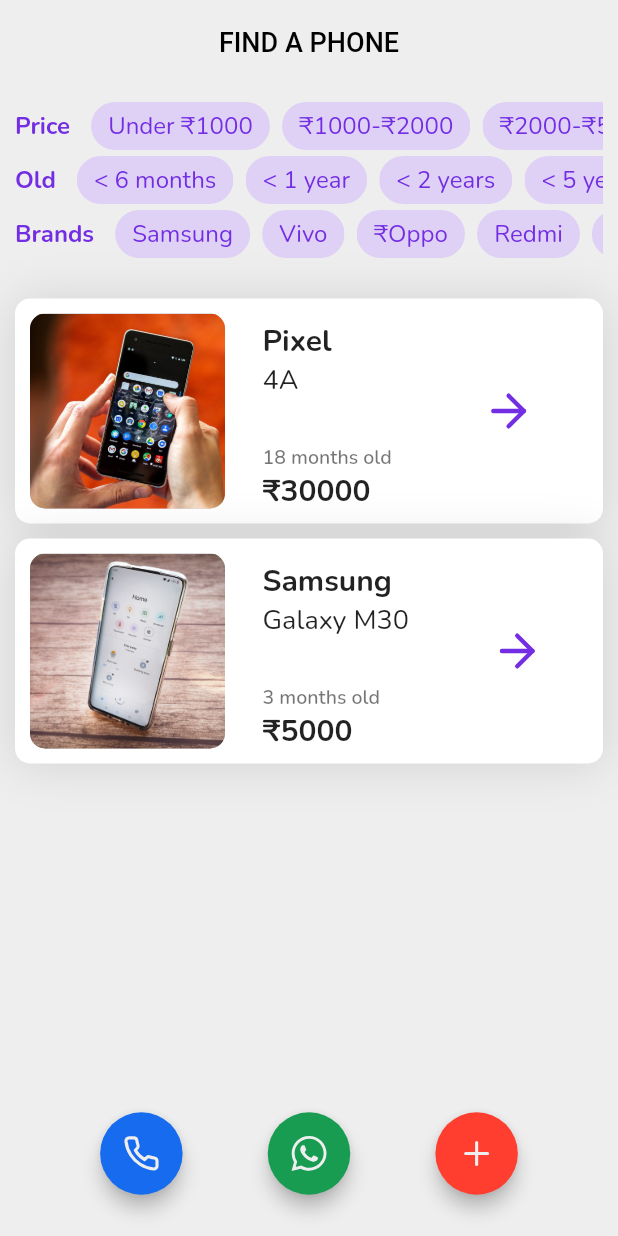
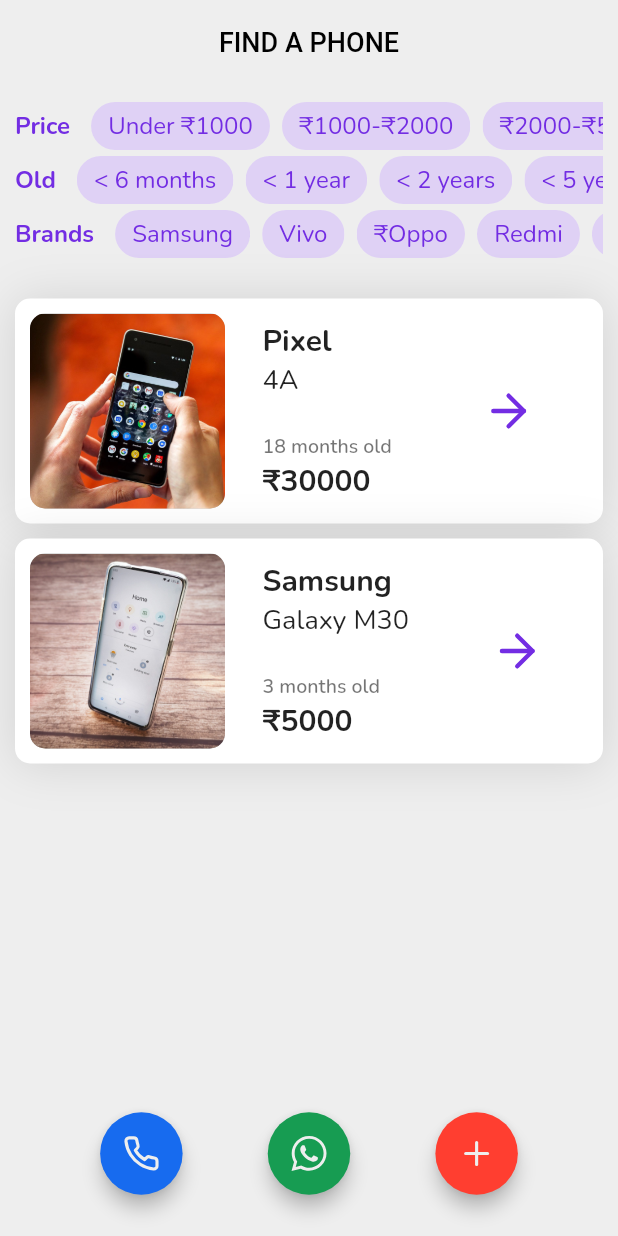
Before and after one commit to tc2n/secohand, a Flutter app: the screen it shows after launch, on a phone screen of 412 x 824 dp. Run offline on Flutter 3.47's test engine with Material 2 defaults, Android fonts, the phone set to English and light mode, and no system bars; our stand-ins replace flutter_feather_icons, flutter_svg, google_fonts.

Commit message:
resolved bottom overflow problem?

```diff
--- a/lib/components/phoneCard.dart
+++ b/lib/components/phoneCard.dart
@@ -57,7 +57,7 @@ class PhoneCard extends StatelessWidget {
                 children: [
                   Text(phoneBrand, style: brandName,),
                   Text(phoneModel, style: brandModel,),
-                  SizedBox(height: 30,),
+                  Expanded(child: SizedBox()),
                   Text('$monthsOld months old', style: brandAge,),
                   Text('₹$price', style: brandName,),
                 ],
```
Also changed, not shown: lib/pages/product.dart (added).
